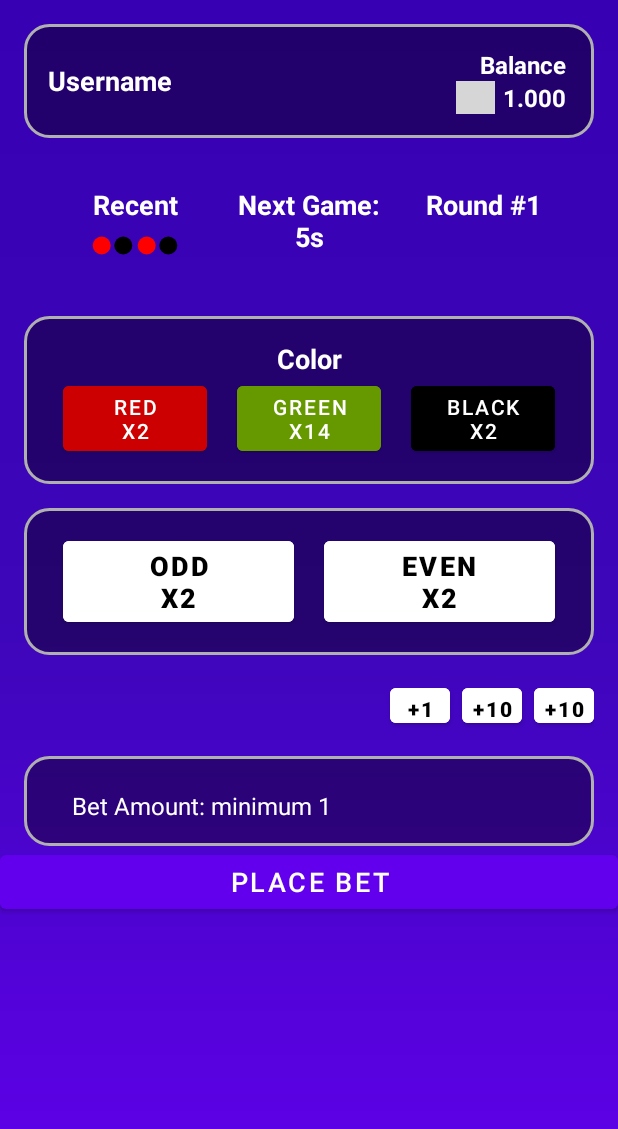
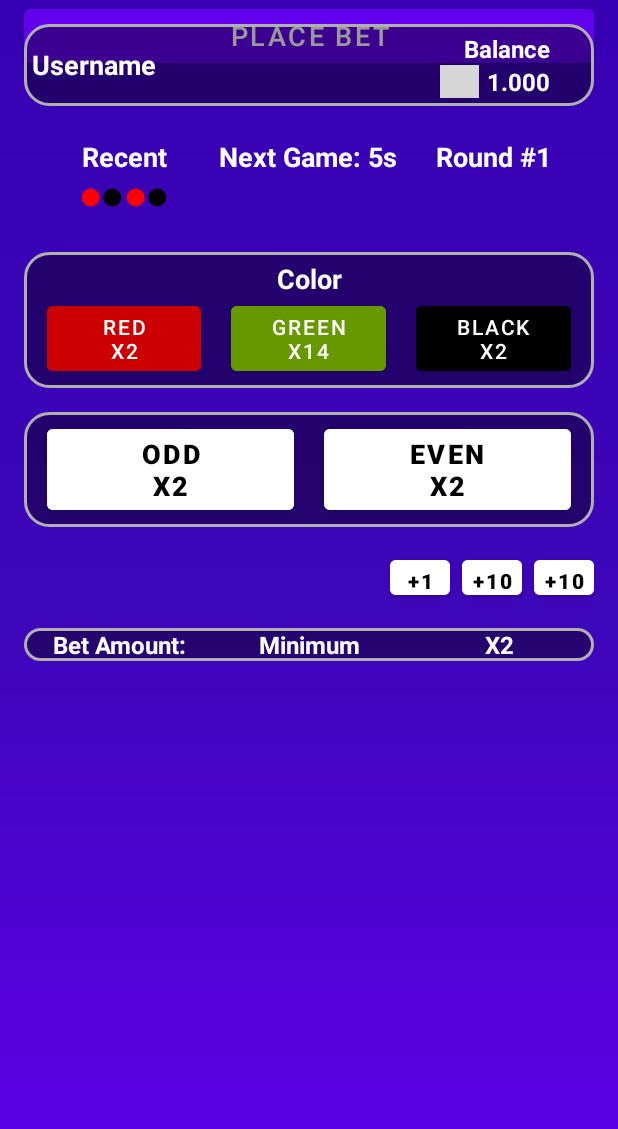
Before and after one commit to JaviFRx/ludopatics, an Android app built with Jetpack Compose: the MainActivity screen opened directly, with no data from a screen before it, on a phone screen of 412 x 824 dp. Shown: the top 1129 px of the screen. Run offline under Robolectric (Android 15) with nearby library versions, the phone set to English and light mode, and no system bars; grey boxes are pictures that could not be loaded.

```diff
--- a/app/src/main/res/layout/activity_main.xml
+++ b/app/src/main/res/layout/activity_main.xml
@@ -17,7 +17,7 @@
         android:background="@drawable/transparent"
         android:elevation="8dp"
         android:orientation="horizontal"
-        android:padding="16dp"
+        android:padding="5dp"
         android:translationZ="4dp"
         app:layout_constraintEnd_toEndOf="parent"
         app:layout_constraintStart_toStartOf="parent"
@@ -87,7 +87,7 @@
         android:elevation="8dp"
         android:gravity="center_vertical"
         android:orientation="horizontal"
-        android:padding="16dp"
+        android:padding="5dp"
         android:translationZ="4dp"
         app:layout_constraintEnd_toEndOf="parent"
         app:layout_constraintStart_toStartOf="parent"
@@ -184,7 +184,7 @@
         android:background="@drawable/transparent"
         android:elevation="8dp"
         android:orientation="vertical"
-        android:padding="16dp"
+        android:padding="5dp"
         android:translationZ="4dp"
         app:layout_constraintEnd_toEndOf="parent"
         app:layout_constraintStart_toStartOf="parent"
@@ -248,7 +248,7 @@
         android:background="@drawable/transparent"
         android:elevation="8dp"
         android:orientation="horizontal"
-        android:padding="16dp"
+        android:padding="5dp"
         android:translationZ="4dp"
         app:layout_constraintEnd_toEndOf="parent"
         app:layout_constraintStart_toStartOf="parent"
@@ -281,30 +281,49 @@
     </LinearLayout>
 
     <LinearLayout
-        android:id="@+id/quinto"
+        android:id="@+id/quinta"
         android:layout_width="match_parent"
         android:layout_height="wrap_content"
         android:layout_margin="16dp"
         android:background="@drawable/transparent"
         android:elevation="8dp"
         android:orientation="horizontal"
-        android:padding="16dp"
         android:translationZ="4dp"
-        app:layout_constraintEnd_toEndOf="parent"
-        app:layout_constraintStart_toStartOf="parent"
+        android:gravity="center"
         app:layout_constraintTop_toBottomOf="@+id/linearLayout2">
 
         <TextView
             android:id="@+id/bet_amount"
-            android:layout_width="wrap_content"
+            android:layout_width="0dp"
             android:layout_height="wrap_content"
-            android:layout_marginTop="6dp"
-            android:paddingStart="16dp"
-            android:text="Bet Amount: minimum 1"
+            android:layout_weight="1"
+            android:gravity="center"
+            android:text="Bet Amount:"
             android:textColor="@android:color/white"
             android:textSize="16sp"
-            app:layout_constraintTop_toBottomOf="@+id/linearLayout2"
-            tools:layout_editor_absoluteX="0dp" />
+            android:textStyle="bold"/>
+
+        <TextView
+            android:id="@+id/minimun"
+            android:layout_width="0dp"
+            android:layout_height="wrap_content"
+            android:layout_weight="1"
+            android:gravity="center"
+            android:text="Minimum"
+            android:textColor="@android:color/white"
+            android:textSize="16sp"
+            android:textStyle="bold"/>
+
+        <TextView
+            android:id="@+id/x2"
+            android:layout_width="0dp"
+            android:layout_height="wrap_content"
+            android:layout_weight="1"
+            android:gravity="center"
+            android:text="X2"
+            android:textColor="@android:color/white"
+            android:textSize="16sp"
+            android:textStyle="bold"/>
     </LinearLayout>
 
     <LinearLayout
@@ -361,11 +380,15 @@
     <Button
         android:id="@+id/place_bet_button"
         android:layout_width="match_parent"
-        android:layout_height="wrap_content"
+        android:layout_height="48dp"
+        android:layout_marginStart="16dp"
+        android:layout_marginTop="8dp"
+        android:layout_marginEnd="16dp"
         android:text="PLACE BET"
         android:textColor="@android:color/white"
         android:textSize="18sp"
-        app:layout_constraintTop_toBottomOf="@+id/quinto"
-        tools:layout_editor_absoluteX="0dp" />
+        app:layout_constraintEnd_toEndOf="parent"
+        app:layout_constraintStart_toStartOf="parent"
+        app:layout_constraintTop_toBottomOf="@+id/quinto" />
 
 </androidx.constraintlayout.widget.ConstraintLayout>
```
